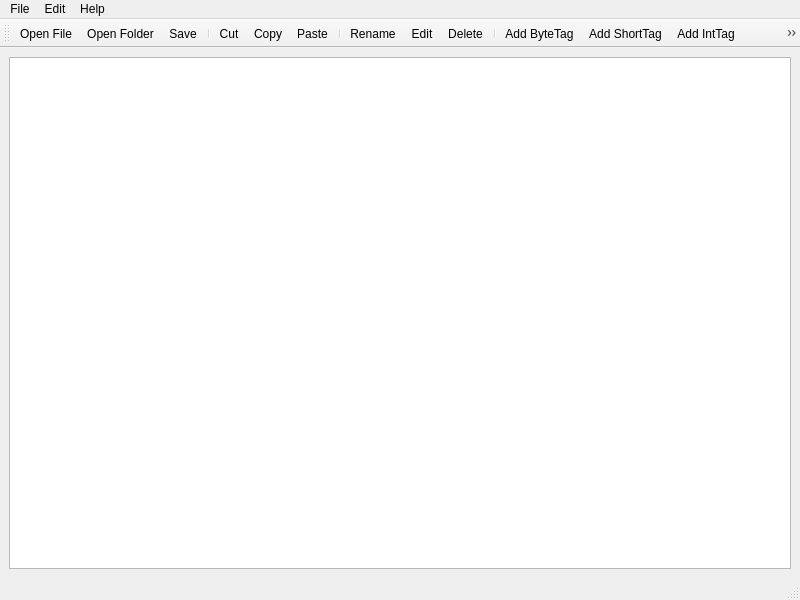
Old version of the form src/widgets/main_window.ui in the repository pbmoeller/MinecraftNbtViewer.
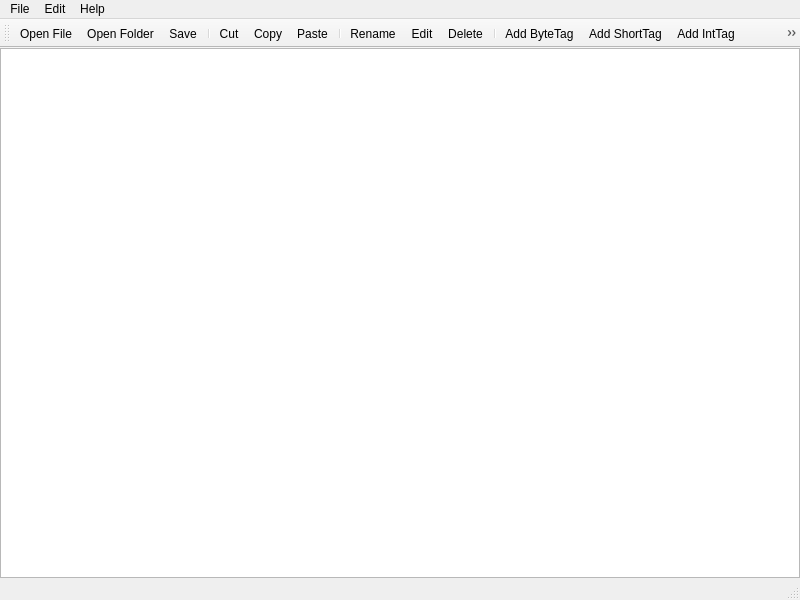
New version of the form. Icons and pictures are not drawn.

The edit to the form file:
```diff
--- a/src/widgets/main_window.ui
+++ b/src/widgets/main_window.ui
@@ -15,8 +15,23 @@
   </property>
   <widget class="QWidget" name="centralwidget">
    <layout class="QHBoxLayout" name="horizontalLayout_2">
+    <property name="leftMargin">
+     <number>0</number>
+    </property>
+    <property name="topMargin">
+     <number>0</number>
+    </property>
+    <property name="rightMargin">
+     <number>0</number>
+    </property>
+    <property name="bottomMargin">
+     <number>0</number>
+    </property>
     <item>
      <layout class="QHBoxLayout" name="horizontalLayout">
+      <property name="spacing">
+       <number>6</number>
+      </property>
       <item>
        <widget class="QTreeView" name="nbtDataTreeView"/>
       </item>
```
